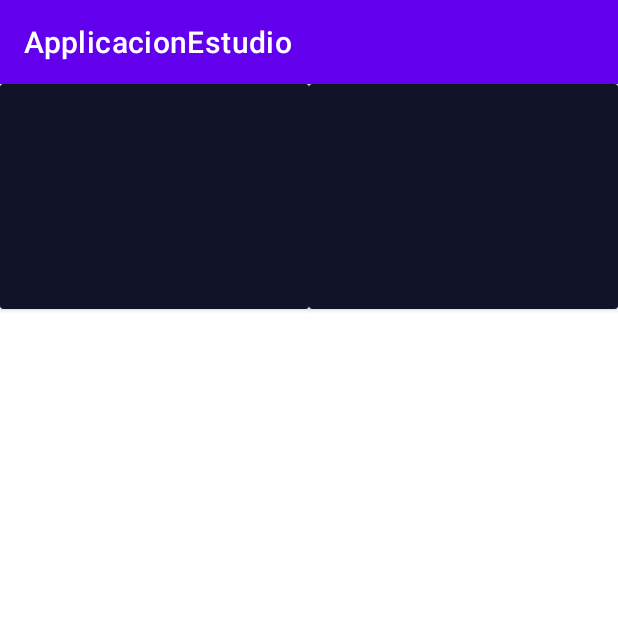
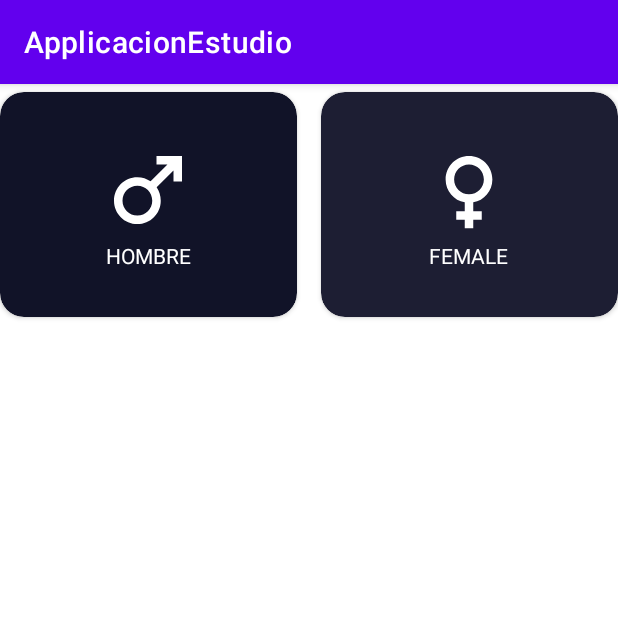
Before and after one commit to AlbertLpz9211/KotlinPractices, an Android app: the ImcCalculatorActivity screen opened directly, with no data from a screen before it, on a phone screen of 412 x 824 dp, the top half of it. Run offline under Robolectric (Android 15) with nearby library versions, the phone set to English and light mode, and no system bars.

Commit message:
four commit

```diff
--- /dev/null
+++ b/app/src/main/res/drawable/ic_female.xml
@@ -0,0 +1,5 @@
+<vector xmlns:android="http://schemas.android.com/apk/res/android" android:height="24dp" android:tint="#000000" android:viewportHeight="24" android:viewportWidth="24" android:width="24dp">
+
+    <path android:fillColor="@android:color/white" android:pathData="M17.5,9.5C17.5,6.46 15.04,4 12,4S6.5,6.46 6.5,9.5c0,2.7 1.94,4.93 4.5,5.4V17H9v2h2v2h2v-2h2v-2h-2v-2.1C15.56,14.43 17.5,12.2 17.5,9.5zM8.5,9.5C8.5,7.57 10.07,6 12,6s3.5,1.57 3.5,3.5S13.93,13 12,13S8.5,11.43 8.5,9.5z"/>
+
+</vector>
--- /dev/null
+++ b/app/src/main/res/drawable/ic_male.xml
@@ -0,0 +1,5 @@
+<vector xmlns:android="http://schemas.android.com/apk/res/android" android:height="24dp" android:tint="#000000" android:viewportHeight="24" android:viewportWidth="24" android:width="24dp">
+
+    <path android:fillColor="@android:color/white" android:pathData="M9.5,11c1.93,0 3.5,1.57 3.5,3.5S11.43,18 9.5,18S6,16.43 6,14.5S7.57,11 9.5,11zM9.5,9C6.46,9 4,11.46 4,14.5S6.46,20 9.5,20s5.5,-2.46 5.5,-5.5c0,-1.16 -0.36,-2.23 -0.97,-3.12L18,7.42V10h2V4h-6v2h2.58l-3.97,3.97C11.73,9.36 10.66,9 9.5,9z"/>
+
+</vector>
--- a/app/src/main/res/layout/activity_imc_calculator.xml
+++ b/app/src/main/res/layout/activity_imc_calculator.xml
@@ -5,17 +5,43 @@
     android:id="@+id/main"
     android:layout_width="match_parent"
     android:layout_height="match_parent"
-    tools:context=".imccalculator.ImcCalculatorActivity"
-    android:fitsSystemWindows="true">
+    android:fitsSystemWindows="true"
+    android:paddingHorizontal="16dp"
+    android:paddingVertical="32dp"
+    tools:context=".imccalculator.ImcCalculatorActivity">
 
     <androidx.cardview.widget.CardView
         android:id="@+id/viewMale"
         android:layout_width="0dp"
         android:layout_height="150dp"
+        android:layout_marginTop="5dp"
+        android:layout_marginEnd="16dp"
+        app:cardBackgroundColor="@color/background_component_selected"
+        app:cardCornerRadius="16dp"
         app:layout_constraintEnd_toStartOf="@id/viewFemale"
-        app:cardBackgroundColor="@color/background_component_selected"
         app:layout_constraintStart_toStartOf="parent"
         app:layout_constraintTop_toTopOf="parent">
+
+        <LinearLayout
+            android:layout_width="match_parent"
+            android:layout_height="match_parent"
+            android:gravity="center"
+            android:orientation="vertical">
+
+            <ImageView
+                android:layout_width="68dp"
+                android:layout_height="68dp"
+                android:src="@drawable/ic_male"
+                app:tint="@color/white" />
+
+            <TextView
+                android:layout_width="wrap_content"
+                android:layout_height="wrap_content"
+                android:text="@string/male"
+                android:textAllCaps="true"
+                android:textColor="@color/white" />
+        </LinearLayout>
+
 
     </androidx.cardview.widget.CardView>
 
@@ -23,11 +49,35 @@
         android:id="@+id/viewFemale"
         android:layout_width="0dp"
         android:layout_height="150dp"
+        android:layout_marginTop="5dp"
+        app:cardBackgroundColor="@color/background_component"
+        app:cardCornerRadius="16dp"
+        app:layout_constraintEnd_toEndOf="parent"
         app:layout_constraintStart_toEndOf="@id/viewMale"
-        app:cardBackgroundColor="@color/background_component_selected"
-        app:layout_constraintEnd_toEndOf="parent"
         app:layout_constraintTop_toTopOf="parent">
+
+        <LinearLayout
+            android:layout_width="match_parent"
+            android:layout_height="match_parent"
+            android:gravity="center"
+            android:orientation="vertical">
+
+            <ImageView
+                android:layout_width="68dp"
+                android:layout_height="68dp"
+                android:src="@drawable/ic_female"
+                app:tint="@color/white" />
+
+            <TextView
+                android:layout_width="wrap_content"
+                android:layout_height="wrap_content"
+                android:text="@string/female"
+                android:textAllCaps="true"
+                android:textColor="@color/white" />
+
+        </LinearLayout>
 
     </androidx.cardview.widget.CardView>
 
+
 </androidx.constraintlayout.widget.ConstraintLayout>
--- a/app/src/main/res/values/strings.xml
+++ b/app/src/main/res/values/strings.xml
@@ -1,3 +1,5 @@
 <resources>
     <string name="app_name">ApplicacionEstudio</string>
+    <string name="male">Hombre</string>
+    <string name="female">Female</string>
 </resources>
```
